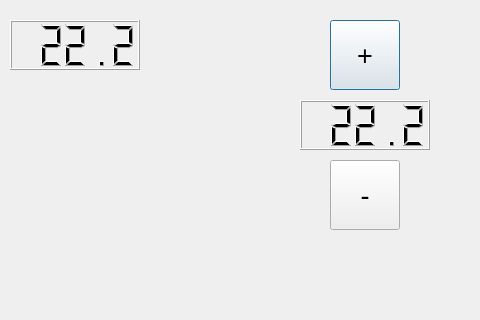
Before: the Qt Designer form test.ui in auerj/rpi_automation_gui, drawn with Qt 5.
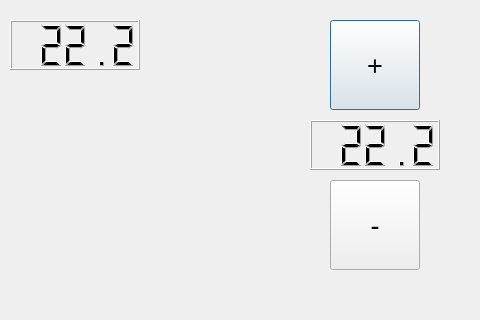
After: the same form once the commit is applied.

Commit message: changed button size

```diff
--- a/test.ui
+++ b/test.ui
@@ -34,8 +34,8 @@
   <widget class="QLCDNumber" name="target_temp">
    <property name="geometry">
     <rect>
-     <x>300</x>
-     <y>100</y>
+     <x>310</x>
+     <y>120</y>
      <width>130</width>
      <height>50</height>
     </rect>
@@ -54,8 +54,8 @@
     <rect>
      <x>330</x>
      <y>20</y>
-     <width>70</width>
-     <height>70</height>
+     <width>90</width>
+     <height>90</height>
     </rect>
    </property>
    <property name="font">
@@ -71,9 +71,9 @@
    <property name="geometry">
     <rect>
      <x>330</x>
-     <y>160</y>
-     <width>70</width>
-     <height>70</height>
+     <y>180</y>
+     <width>90</width>
+     <height>90</height>
     </rect>
    </property>
    <property name="font">
```
